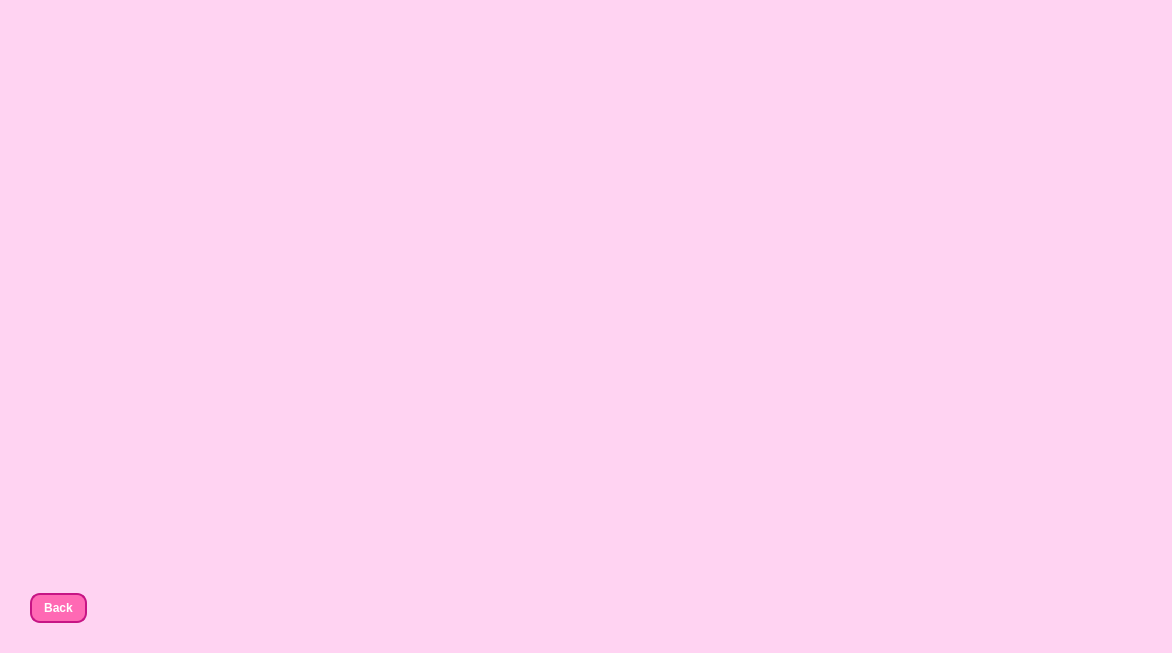
Above: Gui/SolutionWindow.ui from Ahmed-Ragy-3/Numerical_Project before the change. Below: the same form after it.
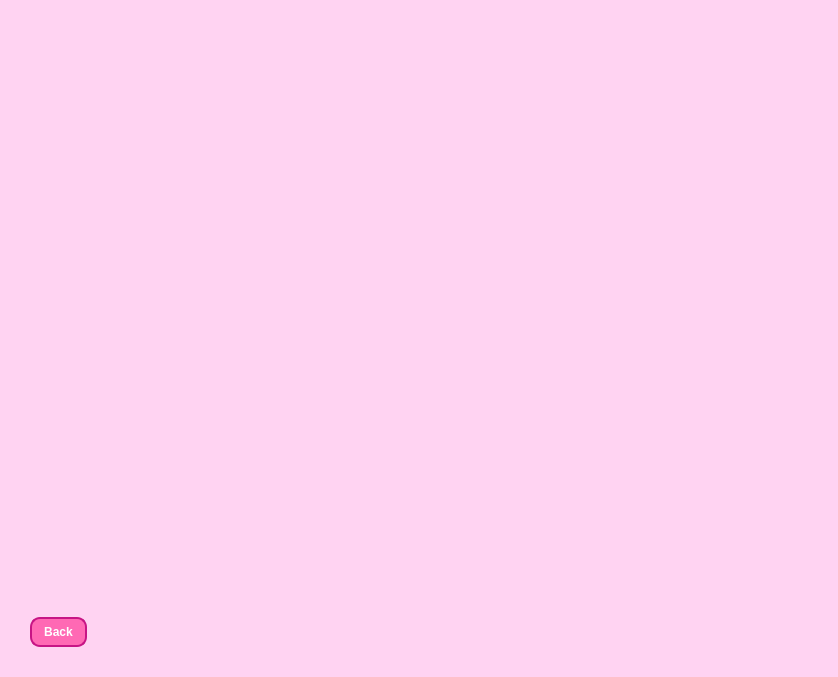
That is the form after the change.

Patch:
```diff
--- a/Gui/SolutionWindow.ui
+++ b/Gui/SolutionWindow.ui
@@ -9,12 +9,12 @@
    <rect>
     <x>0</x>
     <y>0</y>
-    <width>1172</width>
-    <height>653</height>
+    <width>838</width>
+    <height>677</height>
    </rect>
   </property>
   <property name="sizePolicy">
-   <sizepolicy hsizetype="Expanding" vsizetype="Expanding">
+   <sizepolicy hsizetype="Preferred" vsizetype="Preferred">
     <horstretch>0</horstretch>
     <verstretch>0</verstretch>
    </sizepolicy>
@@ -27,7 +27,7 @@
   </property>
   <property name="maximumSize">
    <size>
-    <width>1172</width>
+    <width>16777215</width>
     <height>16777215</height>
    </size>
   </property>
@@ -140,43 +140,39 @@
           <height>450</height>
          </size>
         </property>
+        <layout class="QVBoxLayout" name="verticalLayout_3">
+         <item>
         <widget class="QTextBrowser" name="solutionString">
-         <property name="geometry">
-          <rect>
-           <x>1</x>
-           <y>1</y>
-           <width>941</width>
-           <height>461</height>
-          </rect>
+           <property name="font">
+            <font>
+             <family>Menlo</family>
+             <fontweight>Light</fontweight>
+            </font>
          </property>
          <property name="styleSheet">
           <string notr="true">  QTextBrowser {
         background-color: #ffd3f2; /* Light pink */
-        color: #000000; /* Black text */
-        font: 16px Arial;
-		font-weight: bold;    
+        color: #000000; /* Black text */    
 }</string>
          </property>
          <property name="frameShape">
           <enum>QFrame::Shape::NoFrame</enum>
          </property>
-        </widget>
-       </widget>
-      </item>
-     </layout>
-    </item>
-    <item>
-     <spacer name="verticalSpacer">
-      <property name="orientation">
-       <enum>Qt::Orientation::Vertical</enum>
-      </property>
-      <property name="sizeHint" stdset="0">
-       <size>
-        <width>20</width>
-        <height>40</height>
-       </size>
-      </property>
-     </spacer>
+           <property name="sizeAdjustPolicy">
+            <enum>QAbstractScrollArea::SizeAdjustPolicy::AdjustIgnored</enum>
+           </property>
+           <property name="autoFormatting">
+            <set>QTextEdit::AutoFormattingFlag::AutoNone</set>
+           </property>
+           <property name="lineWrapMode">
+            <enum>QTextEdit::LineWrapMode::NoWrap</enum>
+           </property>
+          </widget>
+         </item>
+        </layout>
+       </widget>
+      </item>
+     </layout>
     </item>
     <item>
      <layout class="QVBoxLayout" name="verticalLayout">
```
Left out of the diff: 2 changed lines with no effect on the pictures. Lines whose indentation alone changed are shown as unchanged.
